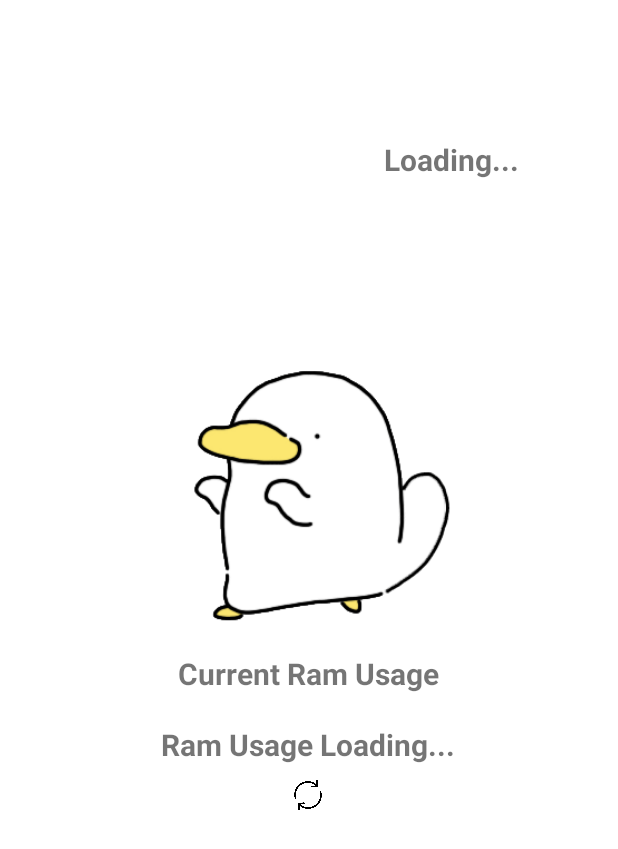
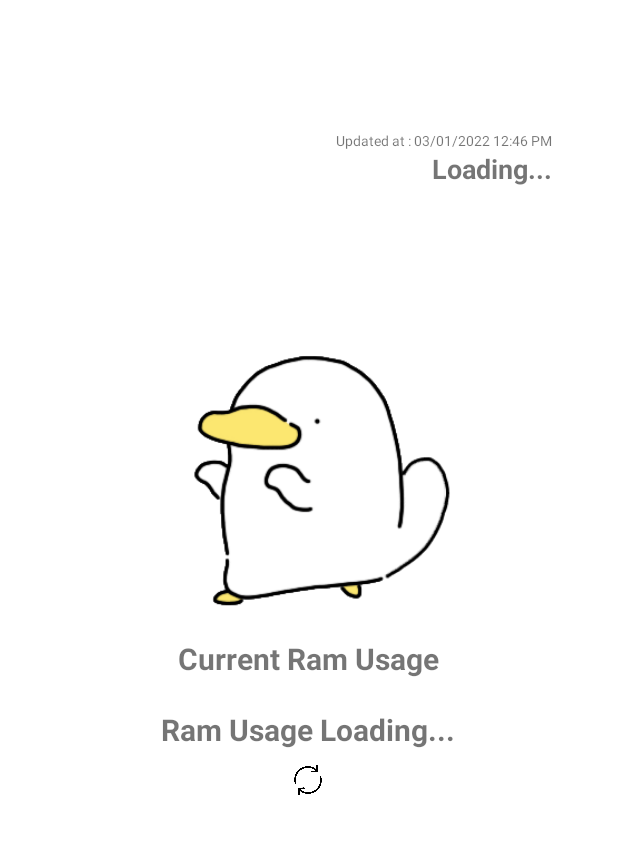
Before and after one commit to heading-2021/heading, an Android app: the layout fragment_tab3.xml on its own in the app's theme, with its tools: preview values and no code run, on a phone screen of 412 x 824 dp. Shown: the top 849 px of the screen. Run offline under Robolectric (Android 15) with nearby library versions, the phone set to English and light mode, and no system bars.

Commit message:
tab3 ing

```diff
--- a/app/src/main/java/com/example/test/Tab3.kt
+++ b/app/src/main/java/com/example/test/Tab3.kt
@@ -89,11 +89,15 @@ class Tab3 : Fragment() {
         gif.setSpeed(gifSpeed(usedMemInPercentage.toFloat()))
         ramUsage.text= usedMemInPercentage.toString()+"%"
 
+
+        //save for night mode
         ramUsageTv=ramUsage
         ramUsageDescriptionTv = view.findViewById(R.id.ram_usage_description)
         btnV = btn
 
         btn.setOnClickListener{
+            Log.d("where","BtnClkLstner")
+            getWeather()
             gif_img.bringToFront()
             val memoryInfo_2 = ActivityManager.MemoryInfo()
             (requireActivity().getSystemService(Context.ACTIVITY_SERVICE) as ActivityManager).getMemoryInfo(memoryInfo_2)
@@ -104,6 +108,7 @@ class Tab3 : Fragment() {
 
             gif.setSpeed(gifSpeed(usedMemInPercentage_2.toFloat()))
             ramUsage.text= usedMemInPercentage_2.toString()+"%"
+
         }
         return view
     }
@@ -113,7 +118,7 @@ class Tab3 : Fragment() {
         getWeather()
     }
     private fun checkPermission(permissions: Array<String>): Boolean { return permissions.all { ActivityCompat.checkSelfPermission(mContext!!, it) == PackageManager.PERMISSION_GRANTED } }
-
+ㅎ
     override fun onRequestPermissionsResult(requestCode: Int, permissions:Array<String>, grantResults:IntArray){
         when (requestCode) {
             MYREQUESTCODE -> {
@@ -128,6 +133,7 @@ class Tab3 : Fragment() {
     }
 
     private fun getWeather(){
+//        Log.d("where","inGetWeather()")
         var fusedLocationClient = LocationServices.getFusedLocationProviderClient(requireActivity())
         lateinit var lat: String
         lateinit var lon: String
@@ -166,6 +172,7 @@ class Tab3 : Fragment() {
                 responseFc =  null
                 responseCur = null
             }
+            Log.d("where","response :"+responses.toString())
             return responses
         }
 
@@ -173,14 +180,13 @@ class Tab3 : Fragment() {
             super.onPostExecute(result)
             try{
                 /* Extracting JSON returns from the API */
-                Log.d("where", "result : $result")
-                val jsonObjFc = JSONObject(result[0])
+//                val jsonObjFc = JSONObject(result[0])
                 val jsonObjCur = JSONObject(result[1])
 
-                val listFc = jsonObjFc.getJSONArray("list")
-                for (i:Int in 0..2){
-                    setWeatherFcOnView(listFc,i)
-                }
+//                val listFc = jsonObjFc.getJSONArray("list")
+//                for (i:Int in 0..2){
+//                    setWeatherFcOnView(listFc,i)
+//                }
                 setWeatherCurOnView(jsonObjCur)
                 view?.findViewById<RelativeLayout>(R.id.tab3_weatherfc_container)?.visibility =View.VISIBLE
             }catch (e:Exception){
@@ -198,7 +204,6 @@ class Tab3 : Fragment() {
             val weatherDescription= interval.getJSONArray("weather").getJSONObject(0).getString("description")
             val weatherIcon= interval.getJSONArray("weather").getJSONObject(0).getString("icon")
             val pop = interval.getString("pop")
-            Log.d("where",weatherDescription)
             view?.findViewById<TextView>(resources.getIdentifier("${layoutId}time","id",requireActivity().packageName))?.setText(time)
             view?.findViewById<TextView>(resources.getIdentifier("${layoutId}temp","id",requireActivity().packageName))?.text=temp
             view?.findViewById<TextView>(resources.getIdentifier("${layoutId}weather_description","id",requireActivity().packageName))?.text=weatherDescription
@@ -218,14 +223,15 @@ class Tab3 : Fragment() {
             view?.findViewById<TextView>(resources.getIdentifier("${layoutId}temp","id",requireActivity().packageName))?.text=temp
             view?.findViewById<TextView>(resources.getIdentifier("${layoutId}weather_description","id",requireActivity().packageName))?.text=weatherDescription
             view?.findViewById<TextView>(resources.getIdentifier("${layoutId}weather_icon","id",requireActivity().packageName))?.text=weatherIcon
-
-
-
+            Log.d("where",weatherDescription)
+            Log.d("where",time)
+            Log.d("where",weatherCur.getLong("dt").toString())
 
             val tempText = view?.findViewById<TextView>(R.id.temp_text)
             val mainweatherText = view?.findViewById<TextView>(R.id.mainweather_text)
             tempText?.text=temp
             mainweatherText?.text=weatherMain
+            view?.findViewById<TextView>(R.id.weather_update_time)?.text= "Updated at : $time"
 
             var dayNight :Char = weatherIcon[2]
 
--- a/app/src/main/res/layout/fragment_tab3.xml
+++ b/app/src/main/res/layout/fragment_tab3.xml
@@ -21,7 +21,7 @@
             android:layout_width="match_parent"
             android:layout_height="wrap_content"
             android:layout_marginTop="30dp"
-            android:layout_marginBottom="10dp"
+            android:layout_marginBottom="0dp"
             android:gravity="center"
             android:orientation="horizontal">
 
@@ -30,24 +30,31 @@
                 android:layout_width="140dp"
                 android:layout_height="140dp"
                 android:layout_marginEnd="15dp"
-                android:contentDescription="weather_image"
-                />
+                android:contentDescription="weather_image" />
 
             <LinearLayout
                 android:id="@+id/weather_textview"
                 android:layout_width="wrap_content"
                 android:layout_height="wrap_content"
                 android:layout_gravity="center"
-                android:layout_marginStart="35dp"
+                android:layout_marginStart="25dp"
+                android:gravity="end"
                 android:orientation="vertical">
+
+                <TextView
+                    android:id="@+id/weather_update_time"
+                    android:layout_width="wrap_content"
+                    android:layout_height="wrap_content"
+                    android:text="Updated at : 03/01/2022 12:46 PM"
+                    android:textSize ="9sp">
+                </TextView>
 
                 <TextView
                     android:id="@+id/temp_text"
                     android:layout_width="wrap_content"
                     android:layout_height="wrap_content"
-                    android:layout_gravity="right"
                     android:text="Loading..."
-                    android:textSize="20sp"
+                    android:textSize="18sp"
                     android:textStyle="bold" />
 
                 <TextView
@@ -58,6 +65,7 @@
                     android:textStyle="bold" />
             </LinearLayout>
         </LinearLayout>
+
 
 
         <!--        gif representing ram usage-->
```
